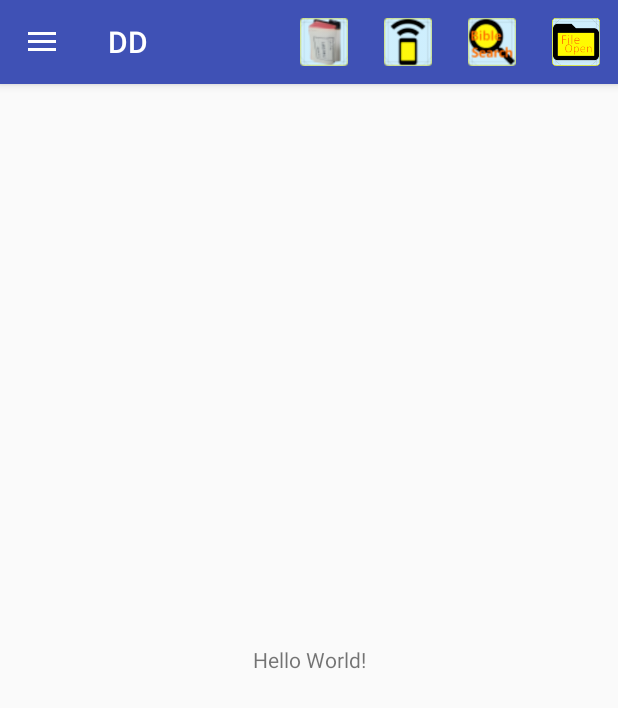
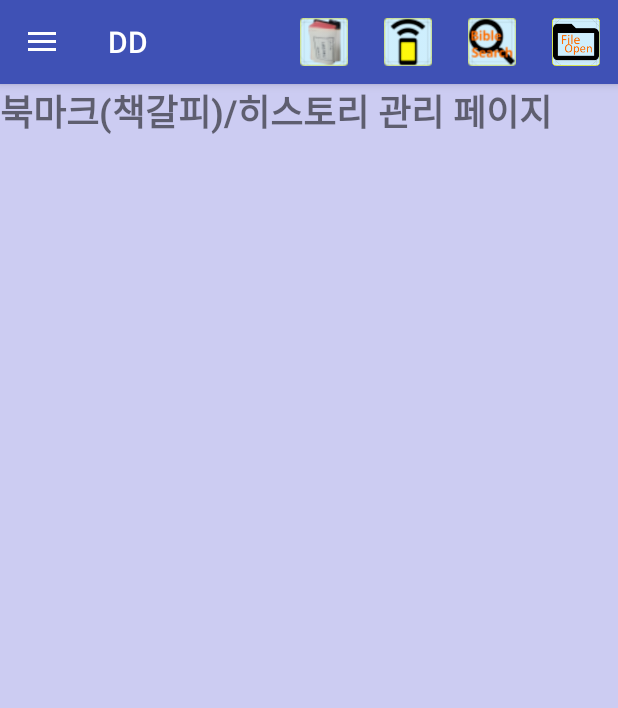
Before and after one commit to k8z7/DoubleDrawer, an Android app: the screen it shows after launch (MainActivity), in the side drawer, after a tap on "- 책갈피/history 관리(읽기/삭제)", on a phone screen of 412 x 824 dp. Shown: the top 708 px of the screen. Run offline under Robolectric (Android 15) with nearby library versions, the phone set to English and light mode, and no system bars.

Commit message:
20161027 DoubleDrawer(3) - 페이지 관리, openPage/[Android]

```diff
--- a/app/src/main/java/net/kbh/doubledrawer/MainActivity.java
+++ b/app/src/main/java/net/kbh/doubledrawer/MainActivity.java
@@ -22,6 +22,10 @@ public class MainActivity extends AppCompatActivity
     static MenuItem speechMenu, explorerMenu, searchMenu;
     boolean isSpeaker = false, isSearch = false, isExplorer = false;
 
+    static LinearLayout inc_main, inc_explorer, inc_bmfh, inc_setting, inc_search, inc_help;
+    static View[] views = null; // inc_tts, slider 외의 모든 루트뷰 배열
+    static DrawerLayout drawer;
+
     @Override
     protected void onCreate(Bundle savedInstanceState) {
         super.onCreate(savedInstanceState);
@@ -31,39 +35,56 @@ public class MainActivity extends AppCompatActivity
         // ActionBar actionBar = getSupportActionBar();
         // actionBar.setDisplayShowTitleEnabled(false);
 
-        DrawerLayout drawer = (DrawerLayout) findViewById(R.id.drawer_layout);
-        ActionBarDrawerToggle toggle = new ActionBarDrawerToggle(
-                this, drawer, toolbar, R.string.navigation_drawer_open, R.string.navigation_drawer_close);
+        drawer = (DrawerLayout) findViewById(R.id.drawer_layout);
+        ActionBarDrawerToggle toggle = new ActionBarDrawerToggle(this, drawer, toolbar, R.string.navigation_drawer_open, R.string.navigation_drawer_close);
         drawer.setDrawerListener(toggle);
         toggle.syncState();
 
         NavigationView navigationView = (NavigationView) findViewById(R.id.nav_view);
         navigationView.setNavigationItemSelectedListener(this);
 
+        initView();
+    }
+
+    // View 가져오기
+    private void initView() {
         main_drawer = (DrawerLayout)findViewById(R.id.main_drawer);
         slider = (LinearLayout)findViewById(R.id.slider);
+
+        inc_main = (LinearLayout) findViewById(R.id.inc_main);
+        inc_explorer = (LinearLayout) findViewById(R.id.inc_explorer);
+        inc_bmfh = (LinearLayout) findViewById(R.id.inc_bmfh);
+        inc_setting = (LinearLayout) findViewById(R.id.inc_setting);
+        inc_search = (LinearLayout) findViewById(R.id.inc_search);
+        inc_help = (LinearLayout) findViewById(R.id.inc_help);
+
+        views = new View[]{inc_explorer, inc_bmfh, inc_setting, inc_search, inc_help};
     }
 
-    // ContentsView 열기
-    static void openLayer() {
-        main_drawer.openDrawer(slider);
-        slider.setVisibility(View.VISIBLE);
-    }
-
-    // ContentsView 닫기
-    static void closeLayer() {
-        main_drawer.closeDrawer(slider);
-        slider.setVisibility(View.GONE);
-    }
-
+    // BackPress(백키) 처리
     @Override
     public void onBackPressed() {
-        DrawerLayout drawer = (DrawerLayout) findViewById(R.id.drawer_layout);
         if (drawer.isDrawerOpen(GravityCompat.START)) {
             drawer.closeDrawer(GravityCompat.START);
         } else {
-            if (slider.getVisibility() == View.VISIBLE) { closeLayer(); }
-            else { super.onBackPressed(); }
+            if (slider.getVisibility() == View.VISIBLE) { Util.closeLayer(); }
+            else {
+                View opened = null;
+                for(View page:views) {
+                    if(page.getVisibility() == View.VISIBLE) {
+                        opened = page;
+                        break;
+                    }
+                }
+                if (opened != null) {
+                    Util.openPage(inc_main);
+                }
+                else {
+                    // if (mTTS.isSpeaking()) Util.stopTTS();
+                    // else finish();
+                    finish();
+                }
+            }
         }
     }
 
@@ -82,19 +103,17 @@ public class MainActivity extends AppCompatActivity
         int id = item.getItemId();
         switch (id) {
             case (R.id.action_select) :
-                if (slider.getVisibility() == View.VISIBLE) { closeLayer(); } else { openLayer(); }
+                if (slider.getVisibility() == View.VISIBLE) { Util.closeLayer(); } else { Util.openLayer(); }
                 break;
             case (R.id.action_speak) :
                 if (isSpeaker) { speechMenu.setIcon(R.drawable._speaker_off); } else { speechMenu.setIcon(R.drawable._speaker_on); }
                 isSpeaker = ! isSpeaker;
                 break;
             case (R.id.action_search) :
-                if (isSearch) { searchMenu.setIcon(R.drawable._search_off); } else { searchMenu.setIcon(R.drawable._search_on); }
-                isSearch = ! isSearch;
+                if (inc_search.getVisibility()==View.GONE) { Util.openPage(inc_search); } else { Util.openPage(inc_main); }
                 break;
             case (R.id.action_explorer) :
-                if (isExplorer) { explorerMenu.setIcon(R.drawable._ex_off); } else { explorerMenu.setIcon(R.drawable._ex_on); }
-                isExplorer = ! isExplorer;
+                if (inc_explorer.getVisibility()==View.GONE) { Util.openPage(inc_explorer); } else { Util.openPage(inc_main); }
                 break;
         }
         return super.onOptionsItemSelected(item);
@@ -106,18 +125,16 @@ public class MainActivity extends AppCompatActivity
         // Handle navigation view item clicks here.
         int id = item.getItemId();
 
-        if (id == R.id.action_select) { if (slider.getVisibility() == View.VISIBLE) { closeLayer(); } else { openLayer(); }
+        if (id == R.id.action_select) { if (slider.getVisibility() == View.VISIBLE) { Util.closeLayer(); } else { Util.openLayer(); }
         } else if (id == R.id.action_speak) { if (isSpeaker) { speechMenu.setIcon(R.drawable._speaker_off); } else { speechMenu.setIcon(R.drawable._speaker_on);
             isSpeaker = ! isSpeaker; }
-        } else if (id == R.id.action_search) { if (isSearch) { searchMenu.setIcon(R.drawable._search_off); } else { searchMenu.setIcon(R.drawable._search_on);
-            isSearch = ! isSearch; }
-        } else if (id == R.id.action_explorer) { if (isExplorer) { explorerMenu.setIcon(R.drawable._ex_off); } else { explorerMenu.setIcon(R.drawable._ex_on);
-            isExplorer = ! isExplorer; }
+        } else if (id == R.id.action_search) { if (inc_search.getVisibility()==View.GONE) { Util.openPage(inc_search); } else { Util.openPage(inc_main); }
+        } else if (id == R.id.action_explorer) { if (inc_explorer.getVisibility()==View.GONE) { Util.openPage(inc_explorer); } else { Util.openPage(inc_main); }
         }
         else if (id == R.id.action_bmSave) { Toast.makeText(this, "action_bmSave", Toast.LENGTH_SHORT).show(); }
-        else if (id == R.id.action_setSpeech) { Toast.makeText(this, "action_setSpeech", Toast.LENGTH_SHORT).show(); }
-        else if (id == R.id.action_bmfh) { Toast.makeText(this, "action_bmfh", Toast.LENGTH_SHORT).show(); }
-        else if (id == R.id.action_help) { Toast.makeText(this, "action_help", Toast.LENGTH_SHORT).show(); }
+        else if (id == R.id.action_setting) { if (inc_setting.getVisibility()==View.GONE) { Util.openPage(inc_setting); } else { Util.openPage(inc_main); } }
+        else if (id == R.id.action_bmfh) { if (inc_bmfh.getVisibility()==View.GONE) { Util.openPage(inc_bmfh); } else { Util.openPage(inc_main); } }
+        else if (id == R.id.action_help) { if (inc_help.getVisibility()==View.GONE) { Util.openPage(inc_help); } else { Util.openPage(inc_main); } }
         else if (id == R.id.action_install) { Toast.makeText(this, "action_install", Toast.LENGTH_SHORT).show(); }
 
         DrawerLayout drawer = (DrawerLayout) findViewById(R.id.drawer_layout);
--- /dev/null
+++ b/app/src/main/java/net/kbh/doubledrawer/Util.java
@@ -0,0 +1,38 @@
+package net.kbh.doubledrawer;
+
+import android.support.v4.view.GravityCompat;
+import android.view.View;
+
+public class Util {
+
+    // ContentsView 열기
+    static void openLayer() {
+        if (MainActivity.drawer.isDrawerOpen(GravityCompat.START)) { MainActivity.drawer.closeDrawer(GravityCompat.START); }
+        MainActivity.main_drawer.openDrawer(MainActivity.slider);
+        MainActivity.slider.setVisibility(View.VISIBLE);
+    }
+
+    // ContentsView 닫기
+    static void closeLayer() {
+        MainActivity.main_drawer.closeDrawer(MainActivity.slider);
+        MainActivity.slider.setVisibility(View.GONE);
+    }
+
+    // 페이지 레이아웃 열기
+    static void openPage(View view) {
+        // 서랍(drawer) 닫기
+        if (MainActivity.drawer.isDrawerOpen(GravityCompat.START)) { MainActivity.drawer.closeDrawer(GravityCompat.START); }
+        if (MainActivity.slider.getVisibility() == View.VISIBLE) { closeLayer(); }
+        // 모든 페이지 닫기
+        int id = view.getId();
+        for(View page: MainActivity.views) page.setVisibility(View.GONE);
+        if (id==R.id.action_search) { MainActivity.inc_search.setVisibility(View.VISIBLE); MainActivity.searchMenu.setIcon(R.drawable._search_on); } else { MainActivity.searchMenu.setIcon(R.drawable._search_off); }
+        if (id==R.id.action_explorer) { MainActivity.inc_explorer.setVisibility(View.VISIBLE); MainActivity.explorerMenu.setIcon(R.drawable._ex_on); } else { MainActivity.explorerMenu.setIcon(R.drawable._ex_off); }
+        if (id==R.id.action_bmfh) { MainActivity.inc_bmfh.setVisibility(View.VISIBLE); } else { }
+        if (id==R.id.action_help) { MainActivity.inc_help.setVisibility(View.VISIBLE); } else { }
+        if (id==R.id.action_setting) { MainActivity.inc_setting.setVisibility(View.VISIBLE); } else { }
+        // 파라미터 페이지 열기
+        view.setVisibility(View.VISIBLE);
+    }
+
+}
--- a/app/src/main/res/layout/activity_main.xml
+++ b/app/src/main/res/layout/activity_main.xml
@@ -38,11 +38,20 @@
                 android:layout_height="match_parent"
                 tools:openDrawer="start">
 
-                <TextView
+                <LinearLayout
+                    android:orientation="vertical"
+                    android:background="#ffffee"
                     android:layout_width="match_parent"
-                    android:layout_height="match_parent"
-                    android:text="Hello World!"
-                    android:gravity="center" />
+                    android:layout_height="match_parent">
+
+                    <include layout="@layout/help_page" />
+                    <include layout="@layout/search_page" />
+                    <include layout="@layout/bmfh_page" />
+                    <include layout="@layout/explorer_page" />
+                    <include layout="@layout/setting_page" />
+                    <include layout="@layout/main_page" />
+
+                </LinearLayout>
 
                 <!-- 슬라이드 레이아웃 -->
                 <LinearLayout
--- /dev/null
+++ b/app/src/main/res/layout/bmfh_page.xml
@@ -0,0 +1,17 @@
+<?xml version="1.0" encoding="utf-8"?>
+<LinearLayout xmlns:android="http://schemas.android.com/apk/res/android"
+    android:orientation="vertical" android:layout_width="match_parent"
+    android:layout_height="match_parent"
+    android:id="@+id/inc_bmfh"
+    android:visibility="gone">
+
+    <TextView
+        android:layout_width="match_parent"
+        android:layout_height="match_parent"
+        android:textSize="24sp"
+        android:textStyle="bold"
+        android:background="#330000ff"
+        android:text="북마크(책갈피)/히스토리 관리 페이지"
+        />
+
+</LinearLayout>
--- a/app/src/main/res/menu/menu_navi.xml
+++ b/app/src/main/res/menu/menu_navi.xml
@@ -8,7 +8,7 @@
     </group>
 
     <group android:checkableBehavior="single">
-        <item android:id="@+id/action_setSpeech" android:title="- 읽기 속도/톤(피치)/언어 설정" />
+        <item android:id="@+id/action_setting" android:title="- 읽기 속도/톤(피치)/언어 설정" />
         <item android:id="@+id/action_bmfh" android:title="- 책갈피/history 관리(읽기/삭제)" />
     </group>
 
```
Also changed, not shown: app/src/main/res/layout/explorer_page.xml (added, +17 -0 lines), app/src/main/res/layout/help_page.xml (added, +17 -0 lines), app/src/main/res/layout/main_page.xml (added, +15 -0 lines), app/src/main/res/layout/search_page.xml (added, +17 -0 lines), app/src/main/res/layout/setting_page.xml (added, +17 -0 lines).
